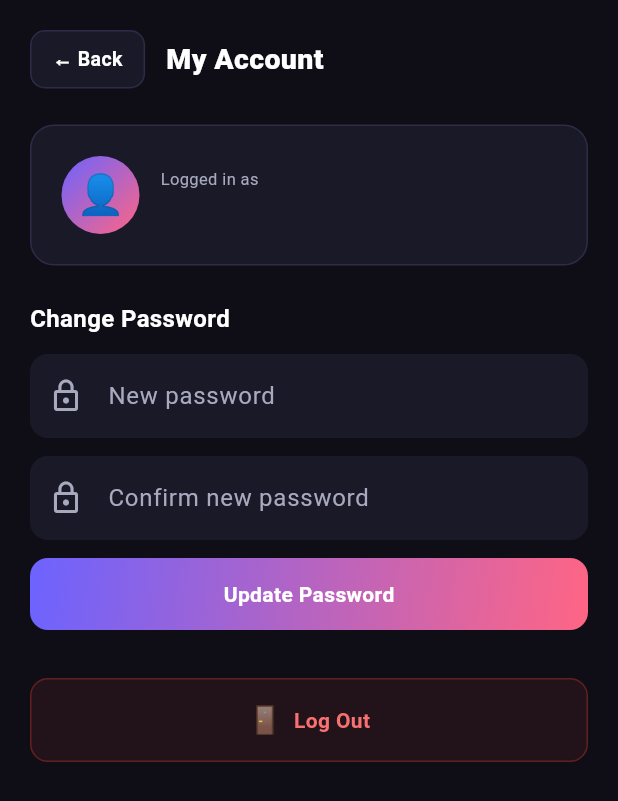
After one commit to Nikhate/AI-flashcards, a Flutter app: the screen it shows once a user with an empty profile is signed in, after a tap on "Account", on a phone screen of 412 x 824 dp. The commit adds this screen. Shown: the top 801 px of the screen. Run offline on Flutter 3.47's test engine with Material 3 defaults, Android fonts, the phone set to English and light mode, and no system bars; our stand-ins replace cloud_firestore, file_picker, firebase_auth, firebase_core, image_picker; missing offline and left inert: syncfusion_flutter_pdf; accounts and stored records are empty.

Commit message:
Account manager

```diff
--- /dev/null
+++ b/ai_flashcards/lib/screens/account_screen.dart
@@ -0,0 +1,223 @@
+import 'package:flutter/material.dart';
+import 'package:firebase_auth/firebase_auth.dart';
+import '../services/auth_service.dart';
+import '../theme/app_theme.dart';
+
+class AccountScreen extends StatefulWidget {
+  const AccountScreen({super.key});
+
+  @override
+  State<AccountScreen> createState() => _AccountScreenState();
+}
+
+class _AccountScreenState extends State<AccountScreen> {
+  final _newPasswordController = TextEditingController();
+  final _confirmPasswordController = TextEditingController();
+  bool _loading = false;
+  String? _error;
+  String? _success;
+
+  @override
+  void dispose() {
+    _newPasswordController.dispose();
+    _confirmPasswordController.dispose();
+    super.dispose();
+  }
+
+  Future<void> _changePassword() async {
+    final newPassword = _newPasswordController.text.trim();
+    final confirmPassword = _confirmPasswordController.text.trim();
+
+    if (newPassword.isEmpty || confirmPassword.isEmpty) {
+      setState(() { _error = 'Please fill in all fields.'; _success = null; });
+      return;
+    }
+
+    if (newPassword != confirmPassword) {
+      setState(() { _error = 'Passwords do not match.'; _success = null; });
+      return;
+    }
+
+    if (newPassword.length < 6) {
+      setState(() { _error = 'Password must be at least 6 characters.'; _success = null; });
+      return;
+    }
+
+    setState(() { _loading = true; _error = null; _success = null; });
+
+    final error = await AuthService.changePassword(newPassword);
+
+    setState(() {
+      _loading = false;
+      if (error != null) {
+        _error = error;
+      } else {
+        _success = 'Password changed successfully!';
+        _newPasswordController.clear();
+        _confirmPasswordController.clear();
+      }
+    });
+  }
+
+  Future<void> _logout() async {
+  await AuthService.logout();
+  if (mounted) {
+    Navigator.of(context).popUntil((route) => route.isFirst);
+  }
+}
+
+  @override
+  Widget build(BuildContext context) {
+    final user = FirebaseAuth.instance.currentUser;
+
+    return Scaffold(
+      backgroundColor: AppColors.bg,
+      body: SafeArea(
+        child: Column(children: [
+          // Header
+          Padding(
+            padding: const EdgeInsets.fromLTRB(20, 20, 20, 0),
+            child: Row(children: [
+              GestureDetector(
+                onTap: () => Navigator.pop(context),
+                child: Container(
+                  padding: const EdgeInsets.symmetric(horizontal: 14, vertical: 9),
+                  decoration: BoxDecoration(
+                    color: AppColors.cardBg, borderRadius: BorderRadius.circular(10),
+                    border: Border.all(color: AppColors.cardBorder),
+                  ),
+                  child: const Text('← Back', style: TextStyle(fontSize: 13, fontWeight: FontWeight.w600, color: Colors.white)),
+                ),
+              ),
+              const SizedBox(width: 14),
+              const Text('My Account', style: TextStyle(fontSize: 19, fontWeight: FontWeight.w800, color: Colors.white)),
+            ]),
+          ),
+          const SizedBox(height: 24),
+
+          Expanded(
+            child: SingleChildScrollView(
+              padding: const EdgeInsets.symmetric(horizontal: 20),
+              child: Column(crossAxisAlignment: CrossAxisAlignment.start, children: [
+
+                // User info
+                Container(
+                  width: double.infinity,
+                  padding: const EdgeInsets.all(20),
+                  decoration: BoxDecoration(
+                    color: AppColors.cardBg, borderRadius: BorderRadius.circular(16),
+                    border: Border.all(color: AppColors.cardBorder),
+                  ),
+                  child: Row(children: [
+                    Container(
+                      width: 52, height: 52,
+                      decoration: BoxDecoration(
+                        borderRadius: BorderRadius.circular(26),
+                        gradient: AppColors.gradient,
+                      ),
+                      child: const Center(child: Text('👤', style: TextStyle(fontSize: 26))),
+                    ),
+                    const SizedBox(width: 14),
+                    Expanded(child: Column(crossAxisAlignment: CrossAxisAlignment.start, children: [
+                      const Text('Logged in as', style: TextStyle(fontSize: 11, color: AppColors.muted)),
+                      Text(user?.email ?? '', style: const TextStyle(fontSize: 15, fontWeight: FontWeight.w600, color: Colors.white), overflow: TextOverflow.ellipsis),
+                    ])),
+                  ]),
+                ),
+                const SizedBox(height: 24),
+
+                // Change password
+                const Text('Change Password', style: TextStyle(fontSize: 16, fontWeight: FontWeight.w700, color: Colors.white)),
+                const SizedBox(height: 12),
+
+                TextField(
+                  controller: _newPasswordController,
+                  style: const TextStyle(color: Colors.white),
+                  obscureText: true,
+                  decoration: InputDecoration(
+                    hintText: 'New password',
+                    hintStyle: const TextStyle(color: AppColors.muted),
+                    prefixIcon: const Icon(Icons.lock_outline, color: AppColors.muted),
+                    filled: true, fillColor: AppColors.cardBg,
+                    border: OutlineInputBorder(borderRadius: BorderRadius.circular(12), borderSide: BorderSide.none),
+                  ),
+                ),
+                const SizedBox(height: 12),
+
+                TextField(
+                  controller: _confirmPasswordController,
+                  style: const TextStyle(color: Colors.white),
+                  obscureText: true,
+                  decoration: InputDecoration(
+                    hintText: 'Confirm new password',
+                    hintStyle: const TextStyle(color: AppColors.muted),
+                    prefixIcon: const Icon(Icons.lock_outline, color: AppColors.muted),
+                    filled: true, fillColor: AppColors.cardBg,
+                    border: OutlineInputBorder(borderRadius: BorderRadius.circular(12), borderSide: BorderSide.none),
+                  ),
+                ),
+                const SizedBox(height: 12),
+
+                if (_error != null)
+                  Container(
+                    width: double.infinity,
+                    padding: const EdgeInsets.all(12),
+                    margin: const EdgeInsets.only(bottom: 12),
+                    decoration: BoxDecoration(color: AppColors.dangerBg, borderRadius: BorderRadius.circular(10), border: Border.all(color: AppColors.dangerBorder)),
+                    child: Text(_error!, style: const TextStyle(color: AppColors.danger, fontSize: 13)),
+                  ),
+
+                if (_success != null)
+                  Container(
+                    width: double.infinity,
+                    padding: const EdgeInsets.all(12),
+                    margin: const EdgeInsets.only(bottom: 12),
+                    decoration: BoxDecoration(color: AppColors.successBg, borderRadius: BorderRadius.circular(10), border: Border.all(color: AppColors.successBorder)),
+                    child: Text(_success!, style: const TextStyle(color: AppColors.success, fontSize: 13)),
+                  ),
+
+                GestureDetector(
+                  onTap: _loading ? null : _changePassword,
+                  child: Container(
+                    width: double.infinity,
+                    padding: const EdgeInsets.symmetric(vertical: 14),
+                    decoration: BoxDecoration(
+                      borderRadius: BorderRadius.circular(12),
+                      gradient: AppColors.gradient,
+                    ),
+                    child: Center(
+                      child: _loading
+                          ? const CircularProgressIndicator(color: Colors.white)
+                          : const Text('Update Password', style: TextStyle(fontSize: 14, fontWeight: FontWeight.w700, color: Colors.white)),
+                    ),
+                  ),
+                ),
+                const SizedBox(height: 32),
+
+                // Logout
+                GestureDetector(
+                  onTap: _logout,
+                  child: Container(
+                    width: double.infinity,
+                    padding: const EdgeInsets.symmetric(vertical: 14),
+                    decoration: BoxDecoration(
+                      color: AppColors.dangerBg,
+                      borderRadius: BorderRadius.circular(12),
+                      border: Border.all(color: AppColors.dangerBorder),
+                    ),
+                    child: const Row(mainAxisAlignment: MainAxisAlignment.center, children: [
+                      Text('🚪', style: TextStyle(fontSize: 18)),
+                      SizedBox(width: 8),
+                      Text('Log Out', style: TextStyle(fontSize: 14, fontWeight: FontWeight.w700, color: AppColors.danger)),
+                    ]),
+                  ),
+                ),
+                const SizedBox(height: 40),
+              ]),
+            ),
+          ),
+        ]),
+      ),
+    );
+  }
+}
--- a/ai_flashcards/lib/screens/home_screen.dart
+++ b/ai_flashcards/lib/screens/home_screen.dart
@@ -9,12 +9,12 @@ import '../providers/home_provider.dart';
 import '../services/gemini_service.dart';
 import '../services/file_service.dart';
 import '../services/storage_service.dart';
-import '../services/auth_service.dart';
 import '../theme/app_theme.dart';
 import '../widgets/buttons.dart';
 import '../widgets/flashcard_tile.dart';
 import 'study_screen.dart';
 import 'saved_sets_screen.dart';
+import 'account_screen.dart';
 
 const _languages = [
   ('English', '🇬🇧'), ('Slovak', '🇸🇰'), ('Czech', '🇨🇿'),
@@ -205,7 +205,7 @@ class _HomeScreenState extends State<HomeScreen> {
           children: [
             _Header(
               onSavedSets: () => Navigator.push(context, MaterialPageRoute(builder: (_) => const SavedSetsScreen())),
-              onLogout: () async => await AuthService.logout(),
+              onAccount: () => Navigator.push(context, MaterialPageRoute(builder: (_) => const AccountScreen())),
             ),
             SizedBox(height: isLandscape ? 12 : 24),
 
@@ -483,8 +483,8 @@ class _ImageGrid extends StatelessWidget {
 
 class _Header extends StatelessWidget {
   final VoidCallback onSavedSets;
-  final VoidCallback onLogout;
-  const _Header({required this.onSavedSets, required this.onLogout});
+  final VoidCallback onAccount;
+  const _Header({required this.onSavedSets, required this.onAccount});
 
   @override
   Widget build(BuildContext context) {
@@ -515,11 +515,14 @@ class _Header extends StatelessWidget {
           ),
           const SizedBox(width: 8),
           GestureDetector(
-            onTap: onLogout,
+            onTap: onAccount,
             child: Container(
               padding: const EdgeInsets.symmetric(horizontal: 12, vertical: 8),
               decoration: BoxDecoration(color: AppColors.cardBg, borderRadius: BorderRadius.circular(10), border: Border.all(color: AppColors.cardBorder)),
-              child: const Text('🚪', style: TextStyle(fontSize: 16)),
+              child: const Row(children: [
+                Text('👤', style: TextStyle(fontSize: 16)), SizedBox(width: 6),
+                Text('Account', style: TextStyle(fontSize: 13, fontWeight: FontWeight.w600, color: Colors.white)),
+              ]),
             ),
           ),
         ]),
--- a/ai_flashcards/lib/services/auth_service.dart
+++ b/ai_flashcards/lib/services/auth_service.dart
@@ -29,4 +29,13 @@ class AuthService {
   static Future<void> logout() async {
     await _auth.signOut();
   }
+
+  static Future<String?> changePassword(String newPassword) async {
+  try {
+    await _auth.currentUser?.updatePassword(newPassword);
+    return null; // success
+  } on FirebaseAuthException catch (e) {
+    return e.message;
+  }
 }
+}
```
